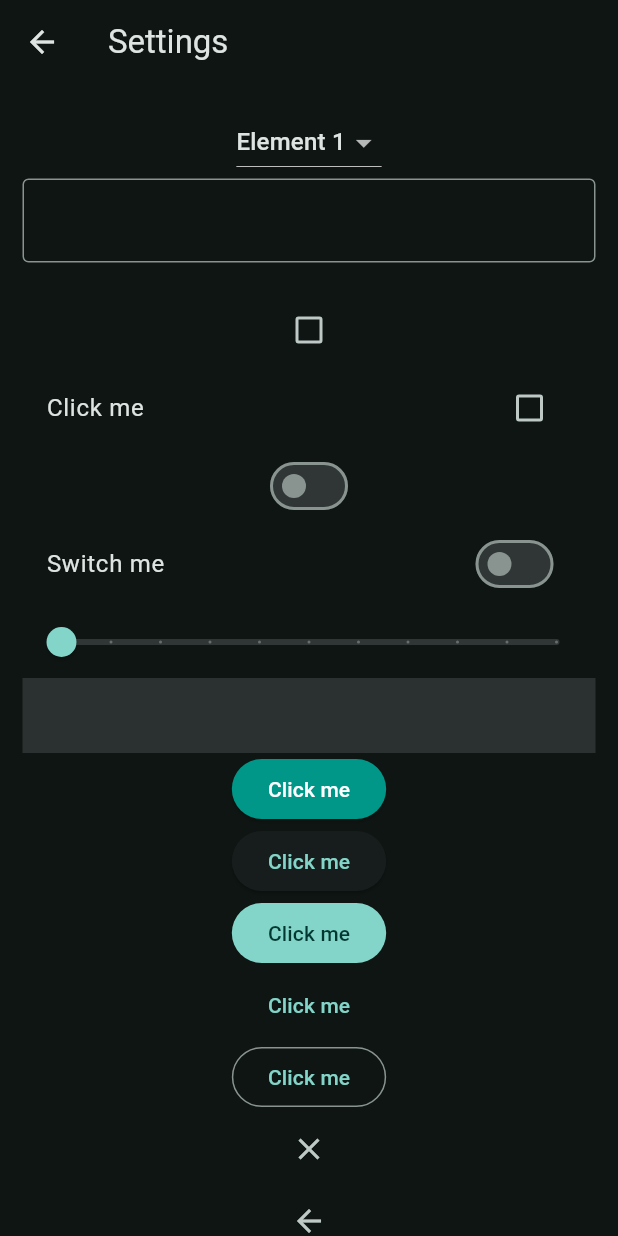
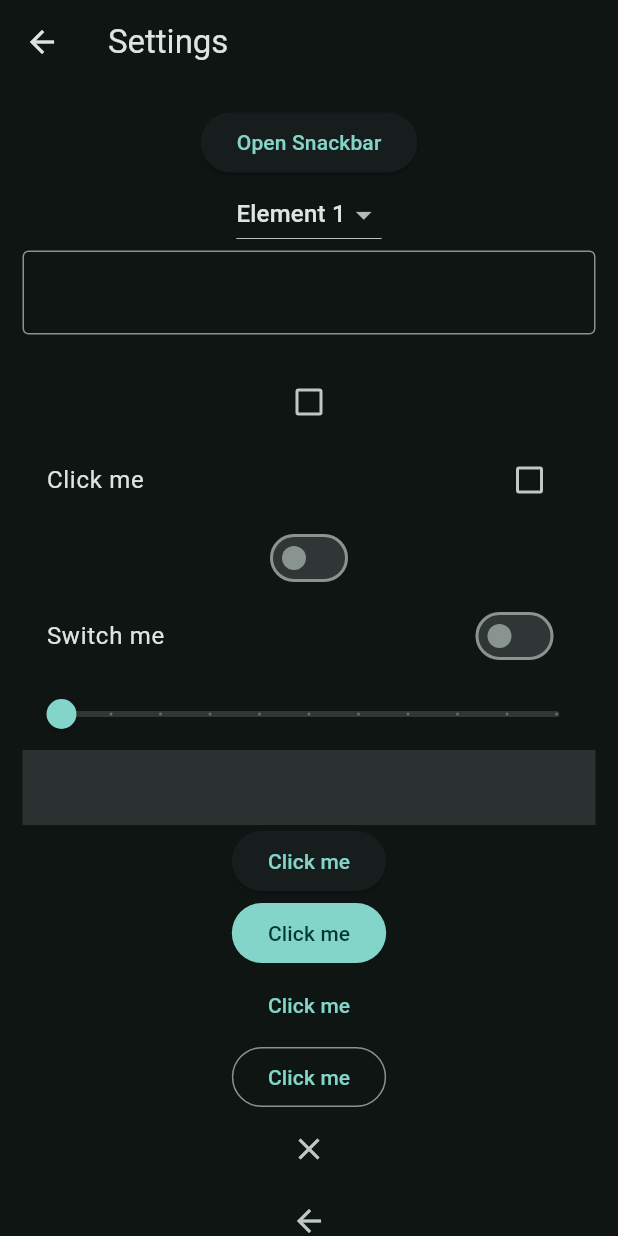
Before and after one commit to AusraSima/FlutterMappLearningProject, a Flutter app: the screen it shows after launch, after a tap on "Login", after a tap on the "settings" icon, on a phone screen of 412 x 824 dp. Run offline on Flutter 3.47's test engine with Material 3 defaults, Android fonts, the phone set to English and light mode, and no system bars.

Commit message:
Adding SnackBar

```diff
--- a/lib/views/pages/settings_page.dart
+++ b/lib/views/pages/settings_page.dart
@@ -24,6 +24,18 @@
           padding: const EdgeInsets.all(15.0),
           child: Column(
             children: [
+              ElevatedButton(
+                onPressed: () {
+                  ScaffoldMessenger.of(context).showSnackBar(
+                    SnackBar(
+                      duration: Duration(seconds: 5),
+                      content: Text('Snackbar'),
+                      behavior: SnackBarBehavior.floating,
+                    ),
+                  );
+                },
+                child: Text('Open Snackbar'),
+              ),
               DropdownButton(
                 value: menuItem,
                 items: [
@@ -103,14 +115,7 @@
                   color: Colors.white12,
                 ),
               ),
-              ElevatedButton(
-                onPressed: () {},
-                style: ElevatedButton.styleFrom(
-                  backgroundColor: Colors.teal,
-                  foregroundColor: Colors.white,
-                ),
-                child: Text('Click me'),
-              ),
+
               ElevatedButton(onPressed: () {}, child: Text('Click me')),
               FilledButton(onPressed: () {}, child: Text('Click me')),
               TextButton(onPressed: () {}, child: Text('Click me')),
--- a/lib/views/widgets/hero_widget.dart
+++ b/lib/views/widgets/hero_widget.dart
@@ -8,9 +8,13 @@
     return Hero(
       tag: 'hero1',
       child: ClipRRect(
-                borderRadius: BorderRadius.circular(20.0),
-                child: Image.asset('assets/images/bg.jpg'),
-              ),
+        borderRadius: BorderRadius.circular(20.0),
+        child: Image.asset(
+          'assets/images/bg.jpg',
+          color: Colors.teal,
+          colorBlendMode: BlendMode.darken,
+        ),
+      ),
     );
   }
 }
```
